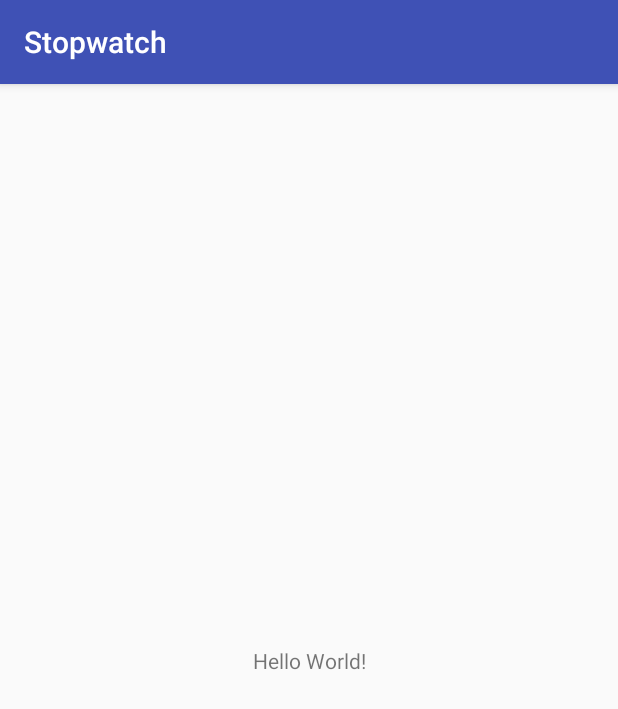
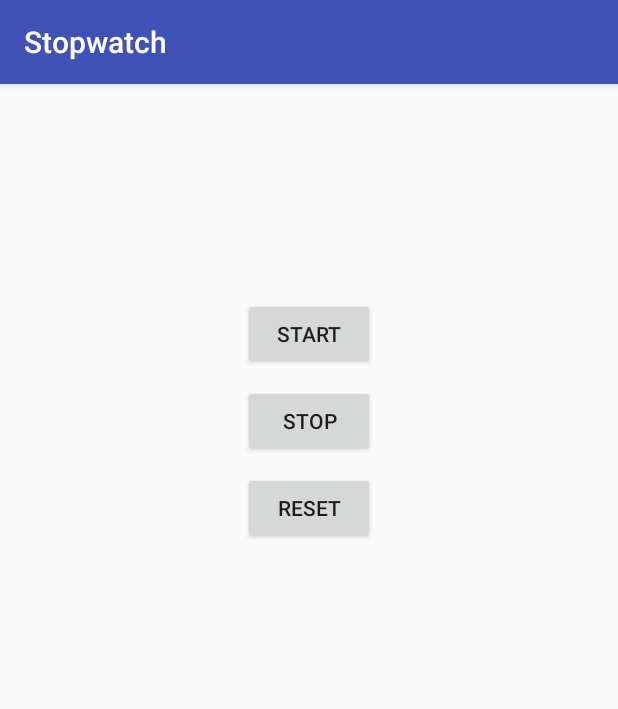
Before and after one commit to Serduk/stopwatch, an Android app: the screen it shows after launch (StopwatchActivity), on a phone screen of 412 x 824 dp. Shown: the top 709 px of the screen. Run offline under Robolectric (Android 15) with nearby library versions, the phone set to English and light mode, and no system bars.

Commit message:
add layout for stopwatch. 3 buttons, textview

```diff
--- a/app/src/main/java/com/serdyuk/stopwatch/StopwatchActivity.java
+++ b/app/src/main/java/com/serdyuk/stopwatch/StopwatchActivity.java
@@ -2,6 +2,7 @@ package com.serdyuk.stopwatch;
 
 import android.support.v7.app.AppCompatActivity;
 import android.os.Bundle;
+import android.view.View;
 
 public class StopwatchActivity extends AppCompatActivity {
 
@@ -10,4 +11,16 @@ public class StopwatchActivity extends AppCompatActivity {
         super.onCreate(savedInstanceState);
         setContentView(R.layout.activity_stopwatch);
     }
+
+    public void onClickStart(View view) {
+        System.out.println("Clicked!");
+    }
+
+    public void onClickStop(View view) {
+        System.out.println("Clicked!");
+    }
+
+    public void onClickReset(View view) {
+        System.out.println("Clicked!");
+    }
 }
--- a/app/src/main/res/layout/activity_stopwatch.xml
+++ b/app/src/main/res/layout/activity_stopwatch.xml
@@ -1,18 +1,52 @@
 <?xml version="1.0" encoding="utf-8"?>
-<android.support.constraint.ConstraintLayout xmlns:android="http://schemas.android.com/apk/res/android"
+<RelativeLayout xmlns:android="http://schemas.android.com/apk/res/android"
     xmlns:app="http://schemas.android.com/apk/res-auto"
     xmlns:tools="http://schemas.android.com/tools"
     android:layout_width="match_parent"
     android:layout_height="match_parent"
     tools:context="com.serdyuk.stopwatch.StopwatchActivity">
 
+
+
     <TextView
+        android:id="@+id/time_view"
         android:layout_width="wrap_content"
         android:layout_height="wrap_content"
-        android:text="Hello World!"
-        app:layout_constraintBottom_toBottomOf="parent"
-        app:layout_constraintLeft_toLeftOf="parent"
-        app:layout_constraintRight_toRightOf="parent"
-        app:layout_constraintTop_toTopOf="parent" />
+        android:layout_alignParentTop="true"
+        android:layout_centerHorizontal="true"
+        android:layout_marginTop="0dp"
+        android:text=""
+        android:textAppearance="?android:attr/textAppearanceLarge"
+        android:textSize="92sp"/>
 
-</android.support.constraint.ConstraintLayout>
+    <Button
+        android:id="@+id/start_button"
+        android:layout_width="wrap_content"
+        android:layout_height="wrap_content"
+        android:layout_below="@+id/time_view"
+        android:layout_centerHorizontal="true"
+        android:layout_marginTop="20dp"
+        android:onClick="onClickStart"
+        android:text="@string/start"/>
+
+    <Button
+        android:id="@+id/stop_button"
+        android:layout_width="wrap_content"
+        android:layout_height="wrap_content"
+        android:layout_below="@+id/start_button"
+        android:layout_centerHorizontal="true"
+        android:layout_marginTop="10dp"
+        android:onClick="onClickStop"
+        android:text="@string/stop"/>
+
+    <Button
+        android:id="@+id/reset_button"
+        android:layout_width="wrap_content"
+        android:layout_height="wrap_content"
+        android:layout_below="@+id/stop_button"
+        android:layout_centerHorizontal="true"
+        android:layout_marginTop="10dp"
+        android:onClick="onClickReset"
+        android:text="@string/reset"/>
+
+</RelativeLayout>
--- a/app/src/main/res/values/strings.xml
+++ b/app/src/main/res/values/strings.xml
@@ -1,3 +1,6 @@
 <resources>
     <string name="app_name">Stopwatch</string>
+    <string name="start">Start</string>
+    <string name="stop">Stop</string>
+    <string name="reset">Reset</string>
 </resources>
```
